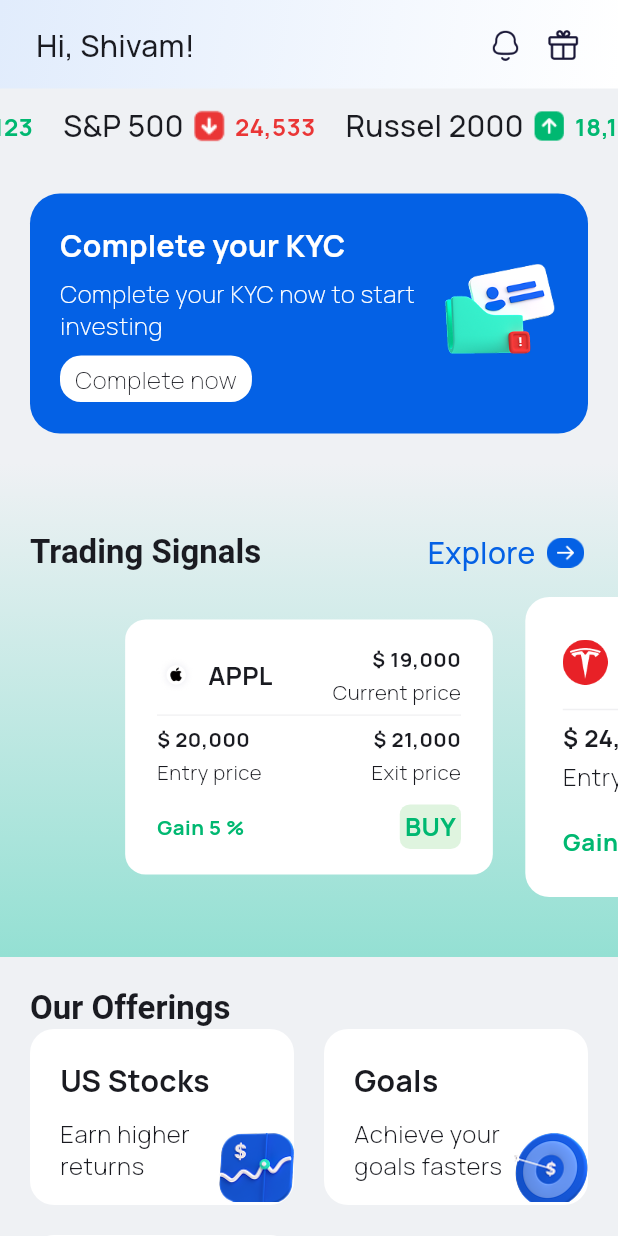
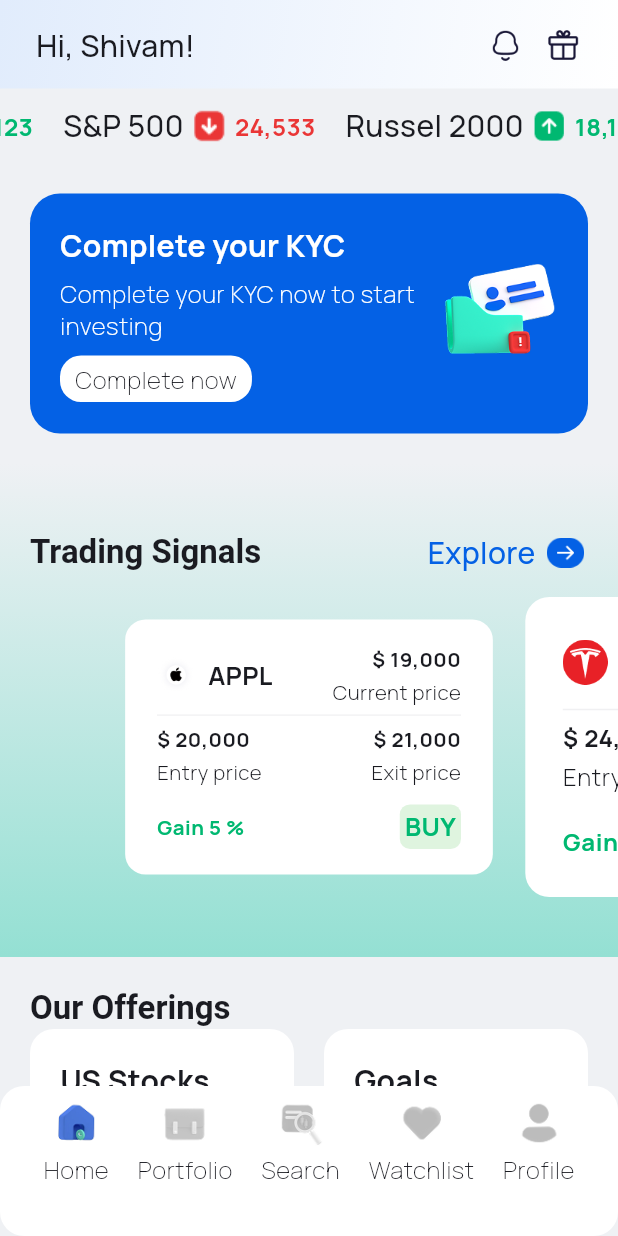
Before and after one commit to boyshivam/finance_app, a Flutter app: the HomeDashboardScreen screen opened by its route, on a phone screen of 412 x 824 dp. Run offline on Flutter 3.47's test engine with Material 3 defaults, Android fonts, the phone set to English and light mode, and no system bars; our stand-ins replace flutter_riverpod, go_router, google_fonts, riverpod.

Commit message:
added bottom nav bar

```diff
--- /dev/null
+++ b/lib/core/constants/app_assets/home_dashboard/bottom_nav_bar_icons/bottom_nav_bar_icons.dart
@@ -0,0 +1,21 @@
+
+
+class BottomNavBarIcons {
+
+  // path
+  static const bottomNavBarPath = "assets/images/homedash_UI/bottom_nav_bar_icons/";
+
+  // active icon
+  static const homeActiveIcon = "${bottomNavBarPath}home_active_icon.png";
+
+  // inactive icon
+  static const homeInactiveIcon = "${bottomNavBarPath}home_inactive_icon.png";
+  static const portfolioInactiveIcon = "${bottomNavBarPath}portfolio_inactive_icon.png";
+  static const searchInactiveIcon = "${bottomNavBarPath}search_inactive_icon.png";
+  static const profileInactiveIcon = "${bottomNavBarPath}profile_inactive_icon.png";
+  static const watchlistInactiveIcon = "${bottomNavBarPath}watchlist_inactive_icon.png";
+
+
+
+
+}
--- /dev/null
+++ b/lib/core/constants/app_strings/app_strings_common.dart
@@ -0,0 +1,7 @@
+
+
+class AppStringsCommon {
+
+  static const genericViewAllText = "View all";
+
+}
--- a/lib/features/home_dashboard/view/screens/home_dashboard_screen.dart
+++ b/lib/features/home_dashboard/view/screens/home_dashboard_screen.dart
@@ -1,6 +1,9 @@
+import "package:aprreciate/core/constants/app_assets/home_dashboard/bottom_nav_bar_icons/bottom_nav_bar_icons.dart";
+import "package:aprreciate/core/themes/app_theme/app_colors/app_colors_common.dart";
 import "package:aprreciate/data/home_dash_data/banner_data/banner_data.dart";
 import "package:aprreciate/data/home_dash_data/news_data/news_data.dart";
 import "package:aprreciate/features/home_dashboard/view/widgets/banners/banner_viewer.dart";
+import "package:aprreciate/features/home_dashboard/view/widgets/bottom_nav_bar/bottom_nav_bar.dart";
 import "package:aprreciate/features/home_dashboard/view/widgets/greeting/greetUser_section.dart";
 import "package:aprreciate/features/home_dashboard/view/widgets/market_indices/market_indices_ticker.dart";
 import "package:aprreciate/features/home_dashboard/view/widgets/news/new_cards_carousel.dart";
@@ -27,10 +30,9 @@
             BannerViewer(banners: bannerData),
             TradingSignalsCarousel(),
             OurOfferings(),
-            NewsCarousel(news: newsData)
-            // market indices
-            // Our offerings section
-            //Trading signals
+            NewsCarousel(news: newsData),
+            const SizedBox(height: 100),
+
             // Continue where your left
             // Buy top US stocks
             // Invest in TOP mutual funds
@@ -38,7 +40,8 @@
             //
           ],
         ),
-      )
+      ),
+      bottomNavigationBar: BottomNavBar(),
     );
   }
 }
--- /dev/null
+++ b/lib/features/home_dashboard/view/widgets/bottom_nav_bar/bottom_nav_bar.dart
@@ -0,0 +1,67 @@
+import "package:aprreciate/core/constants/app_assets/home_dashboard/bottom_nav_bar_icons/bottom_nav_bar_icons.dart";
+import "package:aprreciate/core/themes/app_theme/app_colors/app_colors_common.dart";
+import "package:flutter/material.dart";
+
+
+class BottomNavBar extends StatelessWidget {
+  const BottomNavBar({super.key});
+
+  @override
+  Widget build(BuildContext context) {
+    return Container(
+      height: 100,
+      padding: EdgeInsets.fromLTRB(
+        10, 10, 10, 5
+      ),
+      decoration: BoxDecoration(
+        borderRadius: BorderRadius.circular(16),
+        color: AppColorsCommon.appWhite
+      ),
+      child: Row(
+        mainAxisAlignment: MainAxisAlignment.spaceEvenly,
+        children: [
+          Column(
+            crossAxisAlignment: CrossAxisAlignment.center,
+            children: [
+              Image.asset(BottomNavBarIcons.homeActiveIcon, width: 30, height: 30,),
+              const SizedBox(height:5),
+              Text("Home", style: Theme.of(context).textTheme.bodySmall,),
+            ],
+          ),
+          Column(
+            crossAxisAlignment: CrossAxisAlignment.center,
+            children: [
+              Image.asset(BottomNavBarIcons.portfolioInactiveIcon, width: 30, height: 30),
+              const SizedBox(height:5),
+              Text("Portfolio", style: Theme.of(context).textTheme.bodySmall),
+            ],
+          ),
+          Column(
+            crossAxisAlignment: CrossAxisAlignment.center,
+            children: [
+              Image.asset(BottomNavBarIcons.searchInactiveIcon, width: 30, height: 30),
+              const SizedBox(height:5),
+              Text("Search", style: Theme.of(context).textTheme.bodySmall),
+            ],
+          ),
+          Column(
+            crossAxisAlignment: CrossAxisAlignment.center,
+            children: [
+              Image.asset(BottomNavBarIcons.watchlistInactiveIcon, width: 30, height: 30),
+              const SizedBox(height:5),
+              Text("Watchlist", style: Theme.of(context).textTheme.bodySmall),
+            ],
+          ),
+          Column(
+            crossAxisAlignment: CrossAxisAlignment.center,
+            children: [
+              Image.asset(BottomNavBarIcons.profileInactiveIcon, width: 30, height: 30),
+              const SizedBox(height:5),
+              Text("Profile", style: Theme.of(context).textTheme.bodySmall),
+            ],
+          ),
+        ],
+      ),
+    );
+  }
+}
--- a/lib/features/home_dashboard/view/widgets/news/new_cards_carousel.dart
+++ b/lib/features/home_dashboard/view/widgets/news/new_cards_carousel.dart
@@ -1,3 +1,5 @@
+import "package:aprreciate/core/constants/app_strings/app_strings_common.dart";
+import "package:aprreciate/core/themes/app_theme/app_colors/app_colors_common.dart";
 import "package:aprreciate/features/home_dashboard/view/widgets/news/news_card.dart";
 import "package:aprreciate/models/home_dashboard/news_model.dart";
 import "package:flutter/material.dart";
@@ -13,13 +15,24 @@
       crossAxisAlignment: CrossAxisAlignment.start,
       children: [
         Padding(
-          padding: const EdgeInsets.symmetric(horizontal: 25,  vertical: 15),
-          child: Text("News", style: Theme.of(context).textTheme.titleLarge!.copyWith(
-            fontWeight: FontWeight.bold
-          ),),
+          padding: const EdgeInsets.symmetric(
+            vertical: 10, horizontal: 25
+          ),
+          child: Row(
+            children: [
+              Text("News", style: Theme.of(context).textTheme.titleLarge!.copyWith(
+                fontWeight: FontWeight.bold
+              ),),
+              const Spacer(),
+              Text(AppStringsCommon.genericViewAllText, style: Theme.of(context).textTheme.bodyMedium!.copyWith(
+                color: AppColorsCommon.appreciateThemeColor,
+                fontWeight: FontWeight.w300
+              ) ,)
+            ],
+          ),
         ),
         SizedBox(
-          height: 250,
+          height: 180,
           child: PageView.builder(
               itemCount: news.length,
               itemBuilder: (context, index) => NewsCard(card: news[index])),
--- a/lib/features/home_dashboard/view/widgets/news/news_card.dart
+++ b/lib/features/home_dashboard/view/widgets/news/news_card.dart
@@ -1,6 +1,5 @@
 import "package:aprreciate/core/constants/app_assets/home_dashboard/news/news_assets.dart";
 import "package:aprreciate/core/themes/app_theme/app_colors/app_colors_common.dart";
-import "package:aprreciate/features/home_dashboard/enums/news_enum.dart";
 import "package:aprreciate/features/home_dashboard/view/extensions/news_sentiment_extension.dart";
 import "package:aprreciate/models/home_dashboard/news_model.dart";
 import "package:flutter/material.dart";
@@ -13,7 +12,7 @@
   @override
   Widget build(BuildContext context) {
     return Container(
-      margin: EdgeInsets.symmetric(horizontal: 25),
+      margin: EdgeInsets.symmetric(horizontal: 25, vertical: 5),
       padding: EdgeInsets.symmetric(vertical: 15, horizontal: 25),
       decoration: BoxDecoration(
         color: AppColorsCommon.appWhite,
--- a/pubspec.yaml
+++ b/pubspec.yaml
@@ -64,6 +64,7 @@
     - assets/images/login_UI/
     - assets/images/common_UI/
     - assets/images/homedash_UI/
+    - assets/images/homedash_UI/bottom_nav_bar_icons/
     - assets/images/homedash_UI/banner_icons/
     - "assets/images/homedash_UI/news_icons/"
 
```
Also changed, not shown: lib/features/home_dashboard/view/widgets/top_US_stocks/stock_categories.dart (added, +15 -0 lines), assets/images/homedash_UI/bottom_nav_bar_icons/home_active_icon.png (added), assets/images/homedash_UI/bottom_nav_bar_icons/home_inactive.png (added), assets/images/homedash_UI/bottom_nav_bar_icons/portfolio_inactive_icon.png (added), assets/images/homedash_UI/bottom_nav_bar_icons/profile_inactive_icon.png (added), assets/images/homedash_UI/bottom_nav_bar_icons/search_inactive_icon.png (added), assets/images/homedash_UI/bottom_nav_bar_icons/watchlist_inactive_icon.png (added), lib/features/home_dashboard/view/widgets/top_US_stocks/category_stocks.dart (added).
